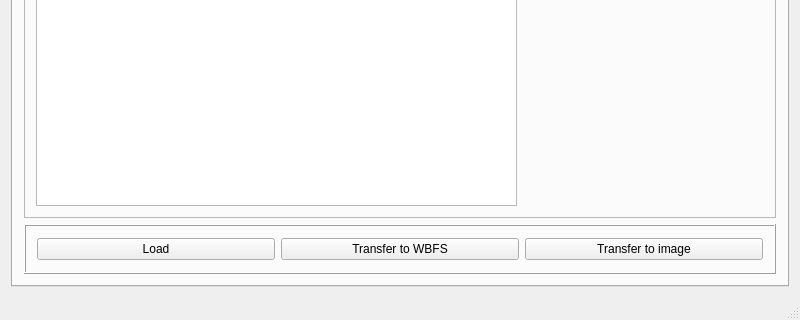
Qt form resources/ui/wiibafu.ui (evertonstz/wiibafu) before a commit; both pictures show x 0 to 800 and y 280 to 600 of the 800 by 600 pixel window.
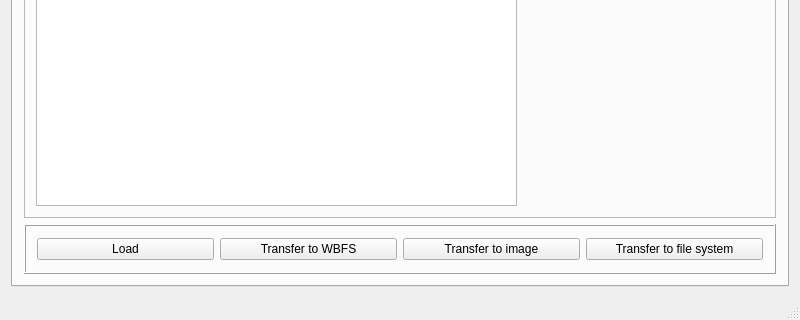
The same form after that commit. The open tabs and pages were chosen to show the change. Icons and pictures are not drawn.

Commit message: Transfer DVD to file system (fst)

Diff of the .ui file:
```diff
--- a/resources/ui/wiibafu.ui
+++ b/resources/ui/wiibafu.ui
@@ -245,6 +245,13 @@
              </property>
             </widget>
            </item>
+           <item>
+            <widget class="QPushButton" name="dvdTab_pushButton_TransferToFileSystem">
+             <property name="text">
+              <string>Transfer to file system</string>
+             </property>
+            </widget>
+           </item>
           </layout>
          </widget>
         </item>
```
The commit also changes 8 other files.
